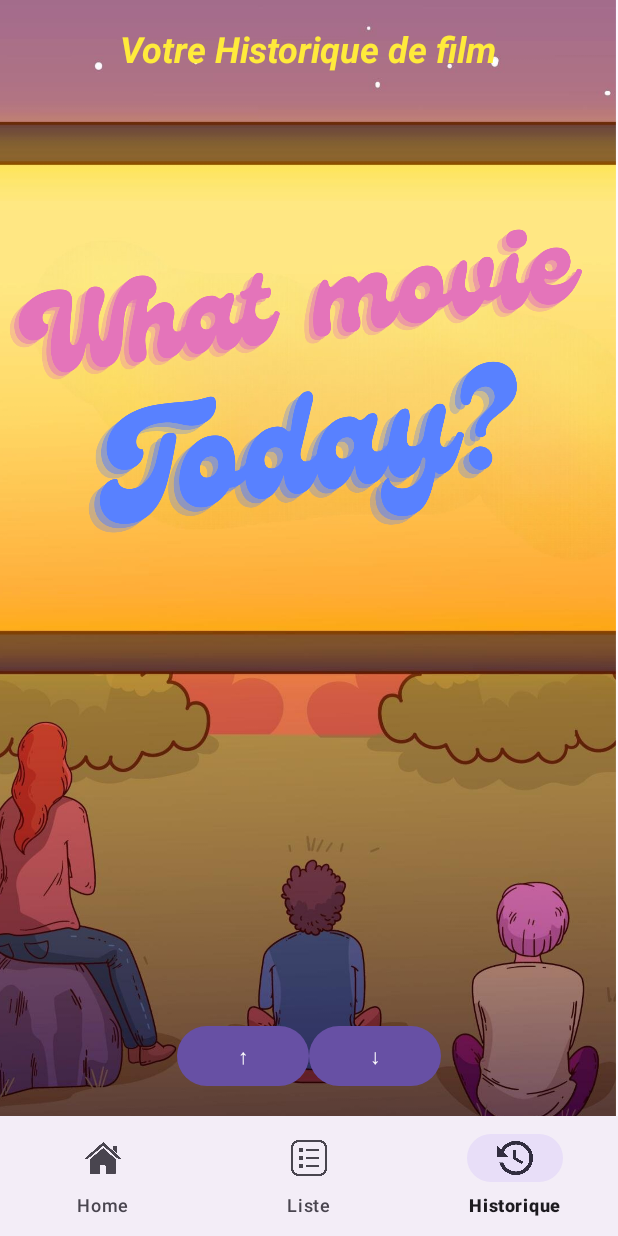
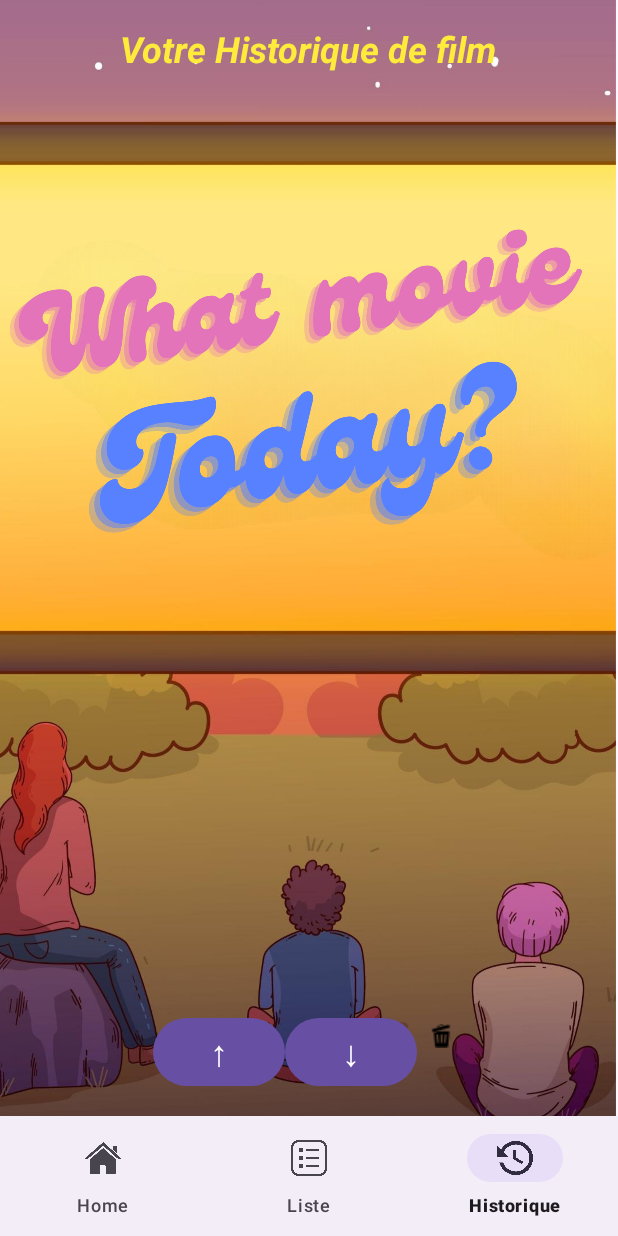
Before and after one commit to MatthieuBonnet/WhatMovieTodayFinal, an Android app: the screen it shows after launch (MainActivity), item 3 of the bottom bar chosen, on a phone screen of 412 x 824 dp. Run offline under Robolectric (Android 15) with nearby library versions, the phone set to English and light mode, and no system bars.

Commit message:
fleche haut bas plus gros

```diff
--- a/app/src/main/res/layout/fragment_historique.xml
+++ b/app/src/main/res/layout/fragment_historique.xml
@@ -43,13 +43,25 @@
             android:id="@+id/buttonScrollUpHistorique"
             android:layout_width="wrap_content"
             android:layout_height="wrap_content"
-            android:text="↑" />
+            android:text="↑"
+            android:textSize="24sp" />
 
         <Button
             android:id="@+id/buttonScrollDownHistorique"
             android:layout_width="wrap_content"
             android:layout_height="wrap_content"
-            android:text="↓" />
+            android:text="↓"
+            android:textSize="24sp" />
+        <ImageButton
+            android:id="@+id/buttonDelete"
+            android:layout_width="wrap_content"
+            android:layout_height="wrap_content"
+            android:layout_alignParentEnd="true"
+            android:layout_centerVertical="true"
+            android:padding="8dp"
+            android:background="@android:color/transparent"
+            android:contentDescription="@string/delete_button_description"
+            android:src="@drawable/disposition" />
 
     </LinearLayout>
 
--- a/app/src/main/res/layout/fragment_liste.xml
+++ b/app/src/main/res/layout/fragment_liste.xml
@@ -56,15 +56,17 @@
             android:id="@+id/buttonScrollUp"
             android:layout_width="wrap_content"
             android:layout_height="wrap_content"
+            android:layout_margin="16dp"
             android:text="↑"
-            android:layout_margin="16dp"/>
+            android:textSize="24sp" />
 
         <Button
             android:id="@+id/buttonScrollDown"
             android:layout_width="wrap_content"
             android:layout_height="wrap_content"
+            android:layout_margin="16dp"
             android:text="↓"
-            android:layout_margin="16dp"/>
+            android:textSize="24sp" />
 
     </LinearLayout>
 
--- a/app/src/main/res/layout/list_item_media.xml
+++ b/app/src/main/res/layout/list_item_media.xml
@@ -1,4 +1,3 @@
-<?xml version="1.0" encoding="utf-8"?>
 <RelativeLayout xmlns:android="http://schemas.android.com/apk/res/android"
     android:layout_width="match_parent"
     android:layout_height="wrap_content"
@@ -32,7 +31,7 @@
             android:textStyle="bold"
             android:textSize="20sp" />
 
-        <!-- Bouton "poubelle" pour supprimer l'élément -->
+        <!-- Boutons pour ListeFragment -->
         <ImageButton
             android:id="@+id/buttonDelete"
             android:layout_width="wrap_content"
@@ -43,6 +42,7 @@
             android:background="@android:color/transparent"
             android:contentDescription="@string/delete_button_description"
             android:src="@drawable/disposition" />
+
         <ImageButton
             android:id="@+id/buttonArchive"
             android:layout_width="wrap_content"
@@ -53,7 +53,7 @@
             android:background="@android:color/transparent"
             android:contentDescription="Archive Button"
             android:src="@drawable/histo" />
-        <!-- Ajoutez ce bouton "Modifier" dans votre layout -->
+
         <ImageButton
             android:id="@+id/buttonEdit"
             android:layout_width="wrap_content"
```
Lines whose indentation alone changed are shown as unchanged.
